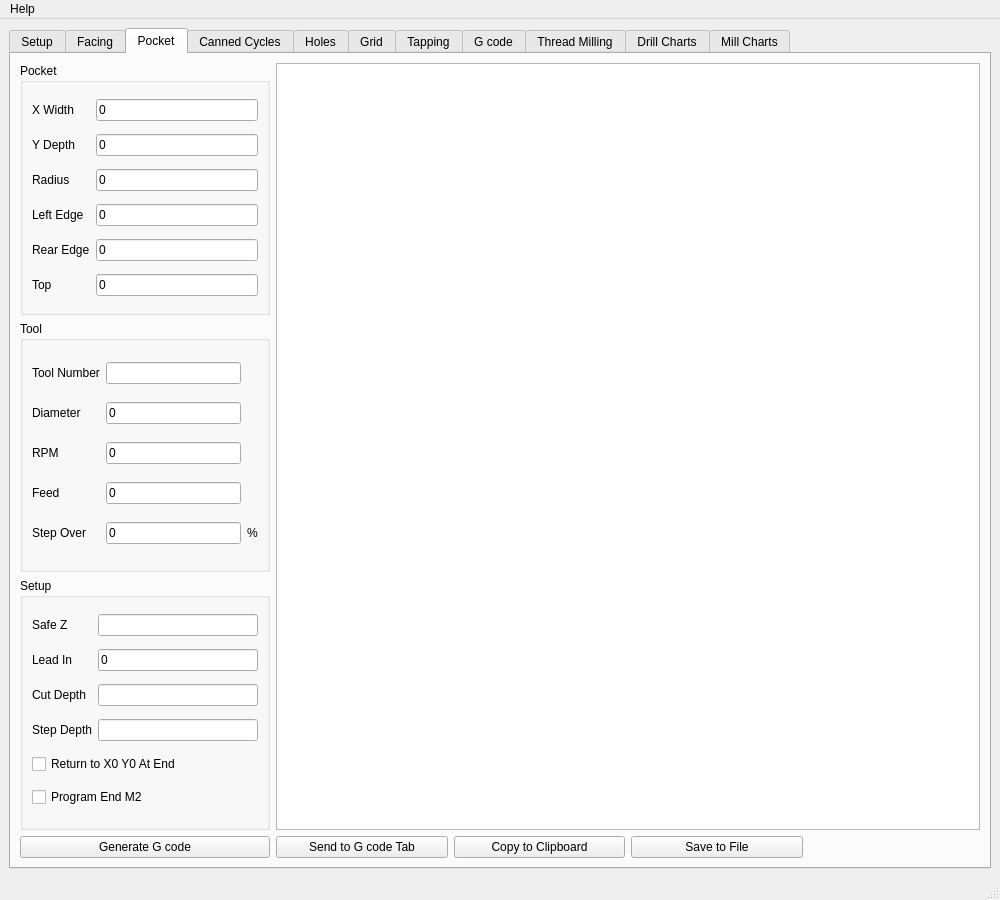
jethornton/gcode, file gcode/src/gcode.ui: the form before one commit.
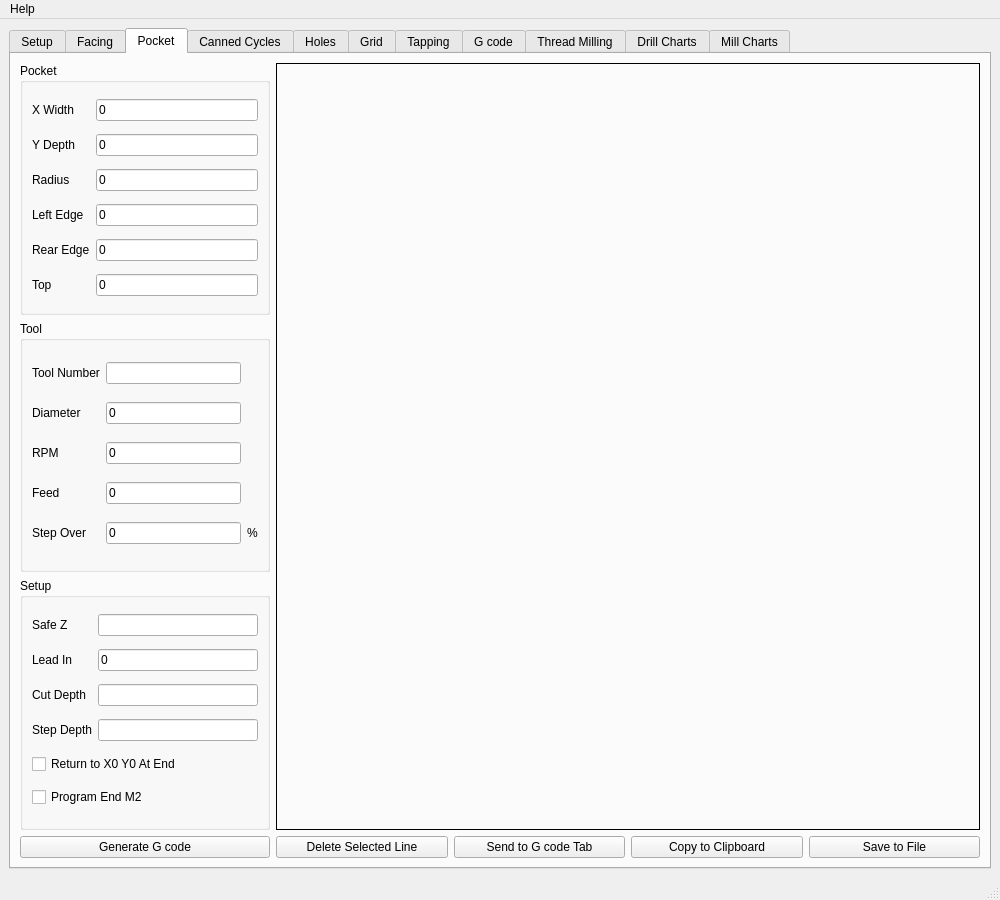
The form after the commit. The open tabs and pages were chosen to show the change.

The edit to the form file:
```diff
--- a/gcode/src/gcode.ui
+++ b/gcode/src/gcode.ui
@@ -574,6 +574,13 @@
         <string>Pocket</string>
        </attribute>
        <layout class="QGridLayout" name="gridLayout_9">
+        <item row="3" column="2">
+         <widget class="QPushButton" name="pocketSendPB">
+          <property name="text">
+           <string>Send to G code Tab</string>
+          </property>
+         </widget>
+        </item>
         <item row="3" column="0">
          <widget class="QPushButton" name="pocketGeneratePB">
           <property name="text">
@@ -883,14 +890,14 @@
           </layout>
          </widget>
         </item>
-        <item row="3" column="2">
+        <item row="3" column="3">
          <widget class="QPushButton" name="pocketCopyPB">
           <property name="text">
            <string>Copy to Clipboard</string>
           </property>
          </widget>
         </item>
-        <item row="3" column="3">
+        <item row="3" column="4">
          <widget class="QPushButton" name="pocketSavePB">
           <property name="text">
            <string>Save to File</string>
@@ -898,27 +905,19 @@
          </widget>
         </item>
         <item row="3" column="1">
-         <widget class="QPushButton" name="pocketSendPB">
+         <widget class="QPushButton" name="pocketRemovePB">
           <property name="text">
-           <string>Send to G code Tab</string>
+           <string>Delete Selected Line</string>
           </property>
          </widget>
         </item>
         <item row="0" column="1" rowspan="3" colspan="4">
-         <widget class="QPlainTextEdit" name="pocketPTE">
-          <property name="minimumSize">
-           <size>
-            <width>500</width>
-            <height>0</height>
-           </size>
+         <widget class="QFrame" name="pocketFM">
+          <property name="frameShape">
+           <enum>QFrame::Box</enum>
           </property>
-          <property name="font">
-           <font>
-            <family>Courier</family>
-            <pointsize>12</pointsize>
-            <weight>75</weight>
-            <bold>true</bold>
-           </font>
+          <property name="frameShadow">
+           <enum>QFrame::Plain</enum>
           </property>
          </widget>
         </item>
```
Left out of the diff: 7 changed lines with no effect on the pictures.
